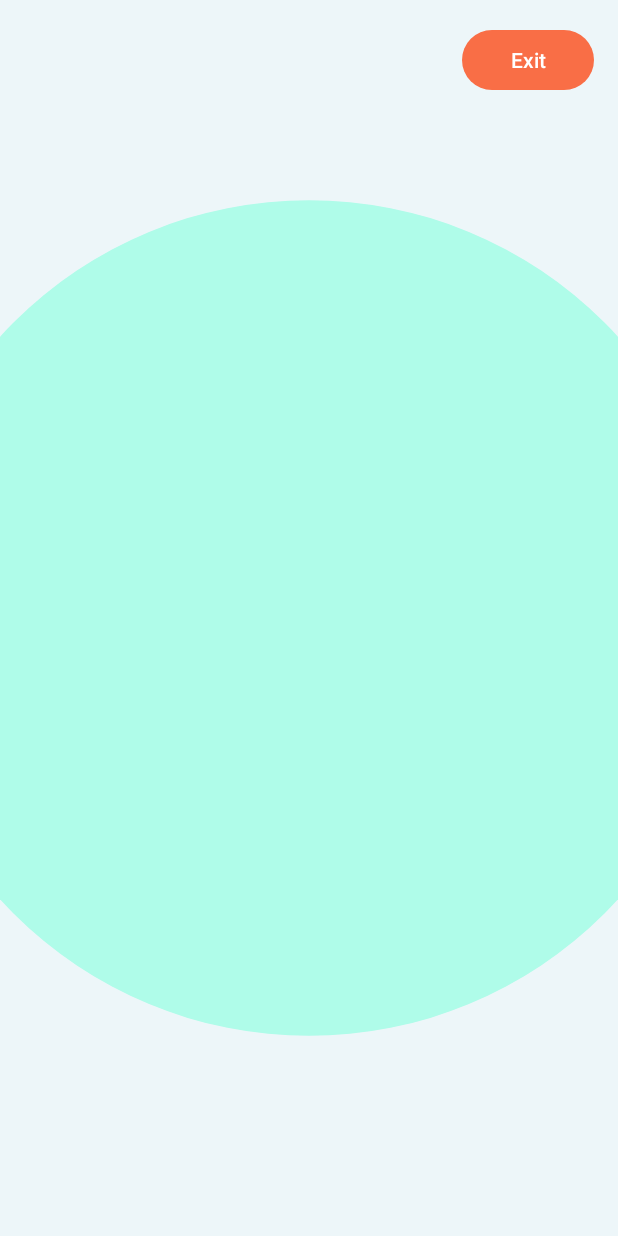
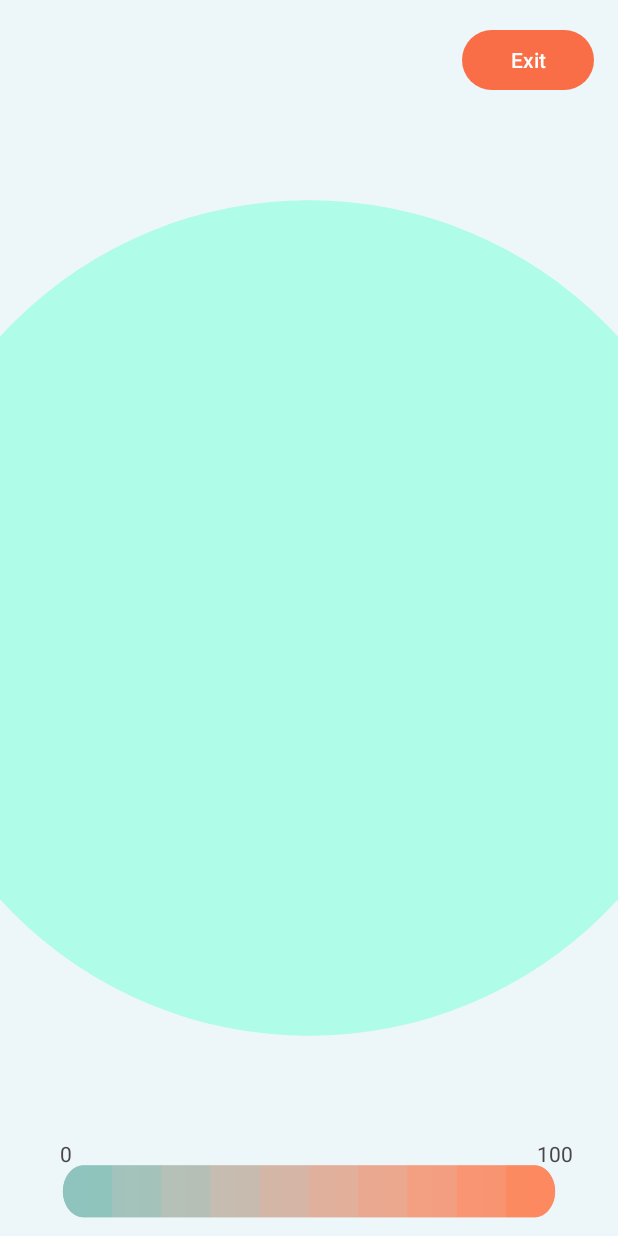
Before and after one commit to minesamaro/MuseCMEB, an Android app: the Session screen opened directly, with no data from a screen before it, on a phone screen of 412 x 824 dp. Run offline under Robolectric (Android 15) with nearby library versions, the phone set to English and light mode, and no system bars; libraries missing offline, so code that uses them is left out: com.choosemuse.libmuse.

Commit message:
Added the bar below the circle in session.xml

```diff
--- /dev/null
+++ b/App/app/src/main/res/drawable/gradient.xml
@@ -0,0 +1,143 @@
+<vector xmlns:android="http://schemas.android.com/apk/res/android"
+    xmlns:aapt="http://schemas.android.com/aapt"
+    android:width="91dp"
+    android:height="1022dp"
+    android:viewportWidth="91"
+    android:viewportHeight="1022">
+  <path
+      android:pathData="M46,2C69.8,2 89,21.3 89,45L89,977C89,1000.8 69.8,1020 46,1020L46,1020C22.3,1020 3,1000.8 3,977L3,45C3,21.3 22.3,2 46,2Z"
+      android:fillType="evenOdd">
+    <aapt:attr name="android:fillColor">
+      <gradient
+          android:startX="46"
+          android:startY="2"
+          android:endX="46"
+          android:endY="1020"
+          android:tileMode="mirror"
+          android:type="linear">
+        <item android:offset="0" android:color="#FFFD8457"/>
+        <item android:offset="0" android:color="#FFFC8558"/>
+        <item android:offset="0" android:color="#FFFC855A"/>
+        <item android:offset="0" android:color="#FFFC865B"/>
+        <item android:offset="0" android:color="#FFFC875D"/>
+        <item android:offset="0" android:color="#FFFC885E"/>
+        <item android:offset="0" android:color="#FFFC8960"/>
+        <item android:offset="0.1" android:color="#FFFC8A61"/>
+        <item android:offset="0.1" android:color="#FFFC8B63"/>
+        <item android:offset="0.1" android:color="#FFFC8C64"/>
+        <item android:offset="0.1" android:color="#FFFB8D66"/>
+        <item android:offset="0.1" android:color="#FFFB8E67"/>
+        <item android:offset="0.1" android:color="#FFFB8F69"/>
+        <item android:offset="0.1" android:color="#FFFB906A"/>
+        <item android:offset="0.1" android:color="#FFFA916C"/>
+        <item android:offset="0.1" android:color="#FFFA926D"/>
+        <item android:offset="0.1" android:color="#FFFA936F"/>
+        <item android:offset="0.1" android:color="#FFF99470"/>
+        <item android:offset="0.1" android:color="#FFF99471"/>
+        <item android:offset="0.2" android:color="#FFF99573"/>
+        <item android:offset="0.2" android:color="#FFF89674"/>
+        <item android:offset="0.2" android:color="#FFF89775"/>
+        <item android:offset="0.2" android:color="#FFF89877"/>
+        <item android:offset="0.2" android:color="#FFF79978"/>
+        <item android:offset="0.2" android:color="#FFF79A79"/>
+        <item android:offset="0.2" android:color="#FFF69A7B"/>
+        <item android:offset="0.2" android:color="#FFF69B7C"/>
+        <item android:offset="0.2" android:color="#FFF59C7D"/>
+        <item android:offset="0.2" android:color="#FFF59D7F"/>
+        <item android:offset="0.2" android:color="#FFF49E80"/>
+        <item android:offset="0.2" android:color="#FFF49E81"/>
+        <item android:offset="0.3" android:color="#FFF39F82"/>
+        <item android:offset="0.3" android:color="#FFF2A084"/>
+        <item android:offset="0.3" android:color="#FFF2A185"/>
+        <item android:offset="0.3" android:color="#FFF1A186"/>
+        <item android:offset="0.3" android:color="#FFF1A287"/>
+        <item android:offset="0.3" android:color="#FFF0A388"/>
+        <item android:offset="0.3" android:color="#FFEFA48A"/>
+        <item android:offset="0.3" android:color="#FFEFA48B"/>
+        <item android:offset="0.3" android:color="#FFEEA58C"/>
+        <item android:offset="0.3" android:color="#FFEDA68D"/>
+        <item android:offset="0.3" android:color="#FFECA78E"/>
+        <item android:offset="0.3" android:color="#FFECA78F"/>
+        <item android:offset="0.4" android:color="#FFEBA890"/>
+        <item android:offset="0.4" android:color="#FFEAA991"/>
+        <item android:offset="0.4" android:color="#FFE9A992"/>
+        <item android:offset="0.4" android:color="#FFE9AA93"/>
+        <item android:offset="0.4" android:color="#FFE8AB95"/>
+        <item android:offset="0.4" android:color="#FFE7AB96"/>
+        <item android:offset="0.4" android:color="#FFE6AC97"/>
+        <item android:offset="0.4" android:color="#FFE5AD98"/>
+        <item android:offset="0.4" android:color="#FFE4AD99"/>
+        <item android:offset="0.4" android:color="#FFE3AE9A"/>
+        <item android:offset="0.4" android:color="#FFE3AE9B"/>
+        <item android:offset="0.4" android:color="#FFE2AF9B"/>
+        <item android:offset="0.5" android:color="#FFE1B09C"/>
+        <item android:offset="0.5" android:color="#FFE0B09D"/>
+        <item android:offset="0.5" android:color="#FFDFB19E"/>
+        <item android:offset="0.5" android:color="#FFDEB19F"/>
+        <item android:offset="0.5" android:color="#FFDDB2A0"/>
+        <item android:offset="0.5" android:color="#FFDCB3A1"/>
+        <item android:offset="0.5" android:color="#FFDBB3A2"/>
+        <item android:offset="0.5" android:color="#FFDAB4A3"/>
+        <item android:offset="0.5" android:color="#FFD9B4A4"/>
+        <item android:offset="0.5" android:color="#FFD8B5A4"/>
+        <item android:offset="0.5" android:color="#FFD6B5A5"/>
+        <item android:offset="0.5" android:color="#FFD5B6A6"/>
+        <item android:offset="0.6" android:color="#FFD4B6A7"/>
+        <item android:offset="0.6" android:color="#FFD3B7A8"/>
+        <item android:offset="0.6" android:color="#FFD2B7A8"/>
+        <item android:offset="0.6" android:color="#FFD1B8A9"/>
+        <item android:offset="0.6" android:color="#FFD0B8AA"/>
+        <item android:offset="0.6" android:color="#FFCEB9AB"/>
+        <item android:offset="0.6" android:color="#FFCDB9AB"/>
+        <item android:offset="0.6" android:color="#FFCCB9AC"/>
+        <item android:offset="0.6" android:color="#FFCBBAAD"/>
+        <item android:offset="0.6" android:color="#FFC9BAAD"/>
+        <item android:offset="0.6" android:color="#FFC8BBAE"/>
+        <item android:offset="0.6" android:color="#FFC7BBAF"/>
+        <item android:offset="0.7" android:color="#FFC6BCAF"/>
+        <item android:offset="0.7" android:color="#FFC4BCB0"/>
+        <item android:offset="0.7" android:color="#FFC3BCB1"/>
+        <item android:offset="0.7" android:color="#FFC2BDB1"/>
+        <item android:offset="0.7" android:color="#FFC0BDB2"/>
+        <item android:offset="0.7" android:color="#FFBFBDB2"/>
+        <item android:offset="0.7" android:color="#FFBEBEB3"/>
+        <item android:offset="0.7" android:color="#FFBCBEB3"/>
+        <item android:offset="0.7" android:color="#FFBBBEB4"/>
+        <item android:offset="0.7" android:color="#FFB9BFB4"/>
+        <item android:offset="0.7" android:color="#FFB8BFB5"/>
+        <item android:offset="0.7" android:color="#FFB6BFB5"/>
+        <item android:offset="0.8" android:color="#FFB5C0B6"/>
+        <item android:offset="0.8" android:color="#FFB4C0B6"/>
+        <item android:offset="0.8" android:color="#FFB2C0B7"/>
+        <item android:offset="0.8" android:color="#FFB1C1B7"/>
+        <item android:offset="0.8" android:color="#FFAFC1B8"/>
+        <item android:offset="0.8" android:color="#FFADC1B8"/>
+        <item android:offset="0.8" android:color="#FFACC1B9"/>
+        <item android:offset="0.8" android:color="#FFAAC2B9"/>
+        <item android:offset="0.8" android:color="#FFA9C2B9"/>
+        <item android:offset="0.8" android:color="#FFA7C2BA"/>
+        <item android:offset="0.8" android:color="#FFA6C2BA"/>
+        <item android:offset="0.8" android:color="#FFA4C2BA"/>
+        <item android:offset="0.9" android:color="#FFA2C3BB"/>
+        <item android:offset="0.9" android:color="#FFA1C3BB"/>
+        <item android:offset="0.9" android:color="#FF9FC3BB"/>
+        <item android:offset="0.9" android:color="#FF9DC3BB"/>
+        <item android:offset="0.9" android:color="#FF9CC3BC"/>
+        <item android:offset="0.9" android:color="#FF9AC4BC"/>
+        <item android:offset="0.9" android:color="#FF98C4BC"/>
+        <item android:offset="0.9" android:color="#FF96C4BC"/>
+        <item android:offset="0.9" android:color="#FF95C4BD"/>
+        <item android:offset="0.9" android:color="#FF93C4BD"/>
+        <item android:offset="0.9" android:color="#FF91C4BD"/>
+        <item android:offset="0.9" android:color="#FF8FC4BD"/>
+        <item android:offset="1" android:color="#FF8EC4BD"/>
+        <item android:offset="1" android:color="#FF8CC4BD"/>
+        <item android:offset="1" android:color="#FF8AC4BD"/>
+        <item android:offset="1" android:color="#FF88C4BD"/>
+        <item android:offset="1" android:color="#FF86C4BD"/>
+        <item android:offset="1" android:color="#FF84C4BD"/>
+        <item android:offset="1" android:color="#FF83C5BE"/>
+      </gradient>
+    </aapt:attr>
+  </path>
+</vector>
--- a/App/app/src/main/res/layout/session.xml
+++ b/App/app/src/main/res/layout/session.xml
@@ -1,24 +1,77 @@
 <?xml version="1.0" encoding="utf-8"?>
-<RelativeLayout xmlns:android="http://schemas.android.com/apk/res/android"
+<androidx.constraintlayout.widget.ConstraintLayout xmlns:android="http://schemas.android.com/apk/res/android"
+    xmlns:tools="http://schemas.android.com/tools"
     android:layout_width="match_parent"
     android:layout_height="match_parent"
-    android:background = "#EDF6F9">  <!-- Background color; circle and button colors are set in Session.java -->
+    xmlns:app="http://schemas.android.com/apk/res-auto"
+    android:background="#EDF6F9">
 
     <!-- CircleView -->
     <org.mines.cmeb.musecmeb.CircleView
         android:id="@+id/circleView"
-        android:layout_width="match_parent"
-        android:layout_height="match_parent"
-        android:layout_centerInParent="true" />
+        android:layout_width="0dp"
+        android:layout_height="0dp"
+        app:layout_constraintBottom_toBottomOf="parent"
+        app:layout_constraintEnd_toEndOf="parent"
+        app:layout_constraintStart_toStartOf="parent"
+        app:layout_constraintTop_toTopOf="parent" />
 
     <!-- Button -->
     <Button
         android:id="@+id/sessionExitBt"
         android:layout_width="wrap_content"
         android:layout_height="wrap_content"
-        android:text="@string/sessionButton"
-        android:layout_alignParentTop="true"
-        android:layout_alignParentEnd="true"
+        app:layout_constraintTop_toTopOf="parent"
+        app:layout_constraintEnd_toEndOf="parent"
         android:layout_marginTop="16dp"
-        android:layout_marginEnd="16dp" />
-</RelativeLayout>
+        android:layout_marginEnd="16dp"
+        android:text="@string/sessionButton" />
+
+    <!-- ImageView at the bottom -->
+    <ImageView
+        android:id="@+id/gradient"
+        android:layout_width="0dp"
+        android:layout_height="wrap_content"
+        android:rotation="90"
+        android:scaleType="fitCenter"
+        android:scaleX="0.5"
+        android:scaleY="0.4"
+        android:src="@drawable/gradient"
+        android:translationY="-30dp"
+        app:layout_constraintBottom_toBottomOf="parent"
+        app:layout_constraintEnd_toEndOf="parent"
+        app:layout_constraintStart_toStartOf="parent"
+        app:layout_constraintTop_toBottomOf="@id/circleView" />
+
+    <RelativeLayout
+        android:layout_width="0dp"
+        android:layout_height="wrap_content"
+        android:textAlignment="textEnd"
+        android:translationY="-65dp"
+        app:layout_constraintEnd_toEndOf="parent"
+        app:layout_constraintStart_toStartOf="parent"
+        app:layout_constraintTop_toBottomOf="@id/circleView">
+
+        <TextView
+            android:id="@+id/textView2"
+            android:layout_width="wrap_content"
+            android:layout_height="wrap_content"
+            android:paddingStart="40dp"
+            android:text="0" />
+
+        <Space
+            android:id="@+id/space"
+            android:layout_width="290dp"
+            android:layout_height="wrap_content"
+            android:layout_toEndOf="@+id/textView2" />
+
+        <TextView
+            android:id="@+id/textView3"
+            android:layout_width="wrap_content"
+            android:layout_height="wrap_content"
+            android:layout_toEndOf="@+id/space"
+            android:paddingStart="20dp"
+            android:text="100" />
+    </RelativeLayout>
+
+</androidx.constraintlayout.widget.ConstraintLayout>
```
